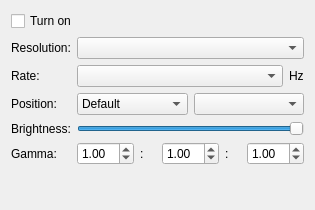
Qt form lxqt-config-monitor/monitorwidget.ui (lxqt/lxqt-config) before a commit.
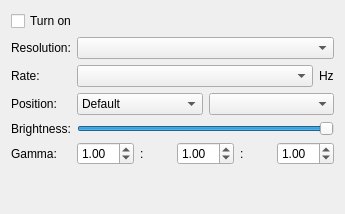
The same form after that commit.

Commit message: Replace the scrolled UI with a left list and a right stacked widget to provide usability.

Patch:
```diff
--- a/lxqt-config-monitor/monitorwidget.ui
+++ b/lxqt-config-monitor/monitorwidget.ui
@@ -6,8 +6,8 @@
    <rect>
     <x>0</x>
     <y>0</y>
-    <width>315</width>
-    <height>210</height>
+    <width>345</width>
+    <height>214</height>
    </rect>
   </property>
   <property name="windowTitle">
```
The commit also changes 2 other files.
